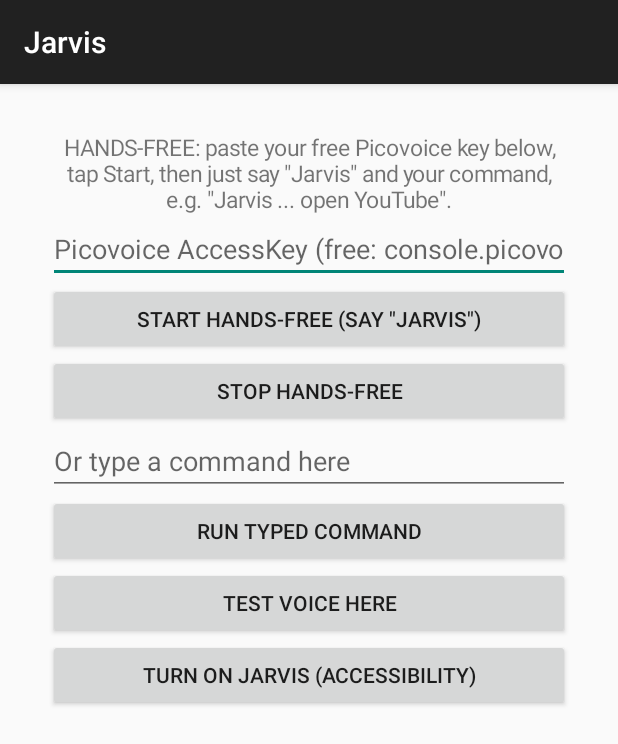
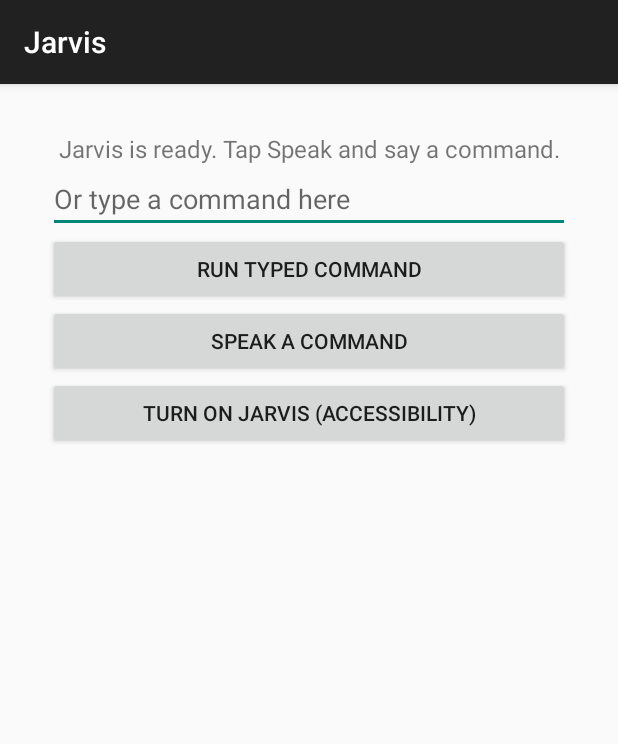
Before and after one commit to ayankhan839/jarvis, an Android app: the screen it shows after launch (MainActivity), on a phone screen of 412 x 824 dp. Shown: the top 744 px of the screen. Run offline under Robolectric (Android 15) with nearby library versions, the phone set to English and light mode, and no system bars.

Commit message:
Remove Picovoice setup from Jarvis main screen

```diff
--- a/app/src/main/java/com/example/jarvis/MainActivity.kt
+++ b/app/src/main/java/com/example/jarvis/MainActivity.kt
@@ -25,34 +25,10 @@ class MainActivity : AppCompatActivity() {
 
     override fun onCreate(savedInstanceState: Bundle?) {
         super.onCreate(savedInstanceState)
-        val prefs = getSharedPreferences("jarvis", MODE_PRIVATE)
-
         status = TextView(this).apply {
-            text = "HANDS-FREE: paste your free Picovoice key below, tap Start, then just say \"Jarvis\" and your command, e.g. \"Jarvis ... open YouTube\"."
-            textSize = 15f
+            text = "Jarvis is ready. Tap Speak and say a command."
+            textSize = 16f
             gravity = Gravity.CENTER
-        }
-        val keyInput = EditText(this).apply {
-            hint = "Picovoice AccessKey (free: console.picovoice.ai)"
-            setSingleLine()
-            setText(prefs.getString("pv_key", ""))
-        }
-        val startWake = Button(this).apply {
-            text = "Start hands-free (say \"Jarvis\")"
-            setOnClickListener {
-                val k = keyInput.text.toString().trim()
-                if (k.isEmpty()) { status.text = "Paste your Picovoice AccessKey first."; return@setOnClickListener }
-                prefs.edit().putString("pv_key", k).apply()
-                startForegroundService(Intent(this@MainActivity, WakeService::class.java))
-                status.text = "Hands-free is ON. Say \"Jarvis\", wait for the beep, then say your command."
-            }
-        }
-        val stopWake = Button(this).apply {
-            text = "Stop hands-free"
-            setOnClickListener {
-                stopService(Intent(this@MainActivity, WakeService::class.java))
-                status.text = "Hands-free is OFF."
-            }
         }
         val input = EditText(this).apply {
             hint = "Or type a command here"
@@ -67,7 +43,7 @@ class MainActivity : AppCompatActivity() {
             }
         }
         input.setOnEditorActionListener { _, _, _ -> run.performClick(); true }
-        val talk = Button(this).apply { text = "Test voice here"; setOnClickListener { listener.start() } }
+        val talk = Button(this).apply { text = "Speak a command"; setOnClickListener { listener.start() } }
         val access = Button(this).apply {
             text = "Turn on Jarvis (Accessibility)"
             setOnClickListener { startActivity(Intent(Settings.ACTION_ACCESSIBILITY_SETTINGS)) }
@@ -76,7 +52,7 @@ class MainActivity : AppCompatActivity() {
             orientation = LinearLayout.VERTICAL
             gravity = Gravity.CENTER
             setPadding(48, 48, 48, 48)
-            addView(status); addView(keyInput); addView(startWake); addView(stopWake)
+            addView(status)
             addView(input); addView(run); addView(talk); addView(access)
         }
         setContentView(ScrollView(this).apply { addView(column) })
```
